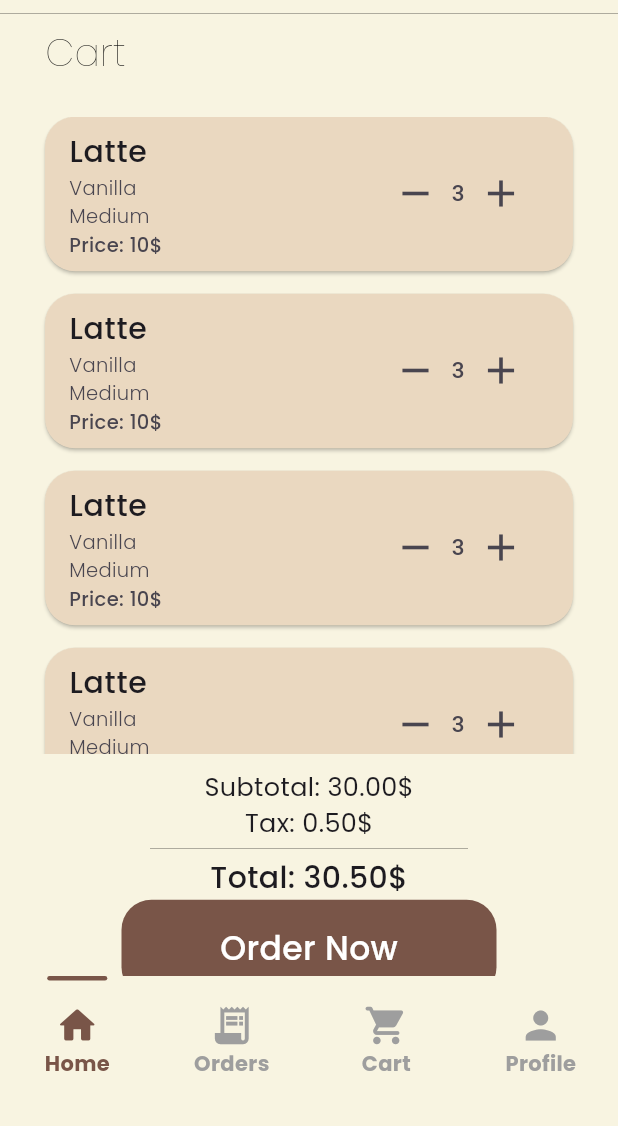
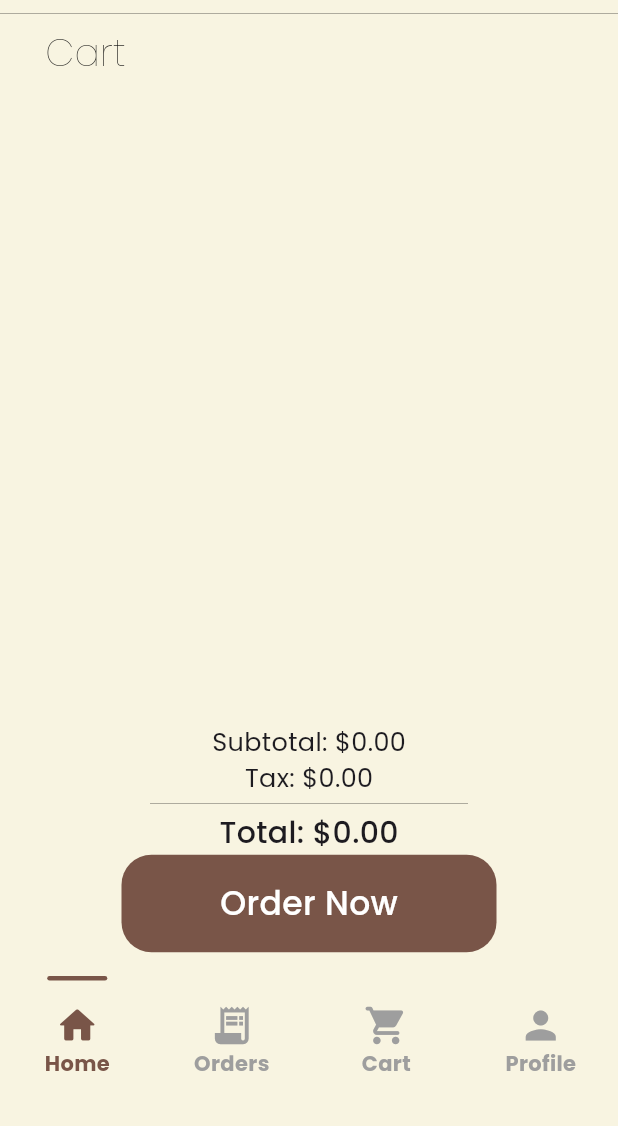
Before and after one commit to OguzhanCinar-01/cup_connect, a Flutter app: the CartView screen opened directly, on a phone screen of 412 x 824 dp, the part 110-1236 px from its top. Run offline on Flutter 3.47's test engine with Material 3 defaults, Android fonts, the phone set to English and light mode, and no system bars; our stand-ins replace cloud_firestore, firebase_auth, firebase_core, google_fonts, timeline_tile; accounts and stored records are empty; network calls fail.

Commit message:
Calculate function added to CartView

```diff
--- a/lib/notifier/provider_manager.dart
+++ b/lib/notifier/provider_manager.dart
@@ -1,4 +1,3 @@
-import 'package:coffee_shop/views/cart/view/cart_view.dart';
 import 'package:coffee_shop/views/orders/viewmodel/order_view_model.dart';
 import 'package:coffee_shop/views/product/viewmodel/product_view_model.dart';
 import 'package:coffee_shop/views/product/viewmodel/size_button_model.dart';
--- a/lib/utils/app_colors.dart
+++ b/lib/utils/app_colors.dart
@@ -9,4 +9,5 @@ class AppColors {
 
   static const Color surface = Color(0xFFF8F4E1);
   static const Color onSurface = Colors.black;
+  static Color error = Colors.red.shade900;
 }
--- a/lib/utils/app_styles.dart
+++ b/lib/utils/app_styles.dart
@@ -22,4 +22,14 @@ class AppStyle {
     fontWeight: FontWeight.w300,
     color: Colors.black,
   );
+  static final TextStyle price = GoogleFonts.poppins(
+    fontSize: 18,
+    fontWeight: FontWeight.w600,
+    color: Colors.black,
+  );
+  static final TextStyle priceTextStyle = GoogleFonts.poppins(
+    fontSize: 17,
+    fontWeight: FontWeight.w300,
+    color: Colors.black,
+  );
 }
--- a/lib/views/cart/view/cart_view.dart
+++ b/lib/views/cart/view/cart_view.dart
@@ -5,8 +5,10 @@ import 'package:coffee_shop/views/cart/widget/cart_added_item.dart';
 import 'package:coffee_shop/views/cart/widget/order_now_button.dart';
 import 'package:coffee_shop/views/home/widget/bottom_nav_bar.dart';
 import 'package:coffee_shop/views/home/widget/home_view_app_bar.dart';
+import 'package:coffee_shop/views/orders/viewmodel/order_view_model.dart';
 import 'package:flutter/material.dart';
 import 'package:google_fonts/google_fonts.dart';
+import 'package:provider/provider.dart';
 
 class CartView extends StatefulWidget {
   const CartView({super.key});
@@ -18,6 +20,12 @@ class CartView extends StatefulWidget {
 class _CartViewState extends State<CartView> {
   @override
   Widget build(BuildContext context) {
+    final orderViewModel = Provider.of<OrderViewModel>(context);
+    final orders = orderViewModel.orders;
+    final subtotal = orderViewModel.calculateSubTotal();
+    final tax = orderViewModel.calculateTax();
+    final total = orderViewModel.calculateTotal();
+
     return Scaffold(
       backgroundColor: AppColors.surface,
       appBar: const HomeViewAppBar(),
@@ -40,18 +48,20 @@ class _CartViewState extends State<CartView> {
           ),
 
           /// Added items
-          const CartAddedItems(),
+          CartAddedItems(
+            orders: orders,
+          ),
           10.h,
 
           /// Subtotal
-          Text('Subtotal: 30.00\$',
+          Text('Subtotal: \$${subtotal.toStringAsFixed(2)}',
               style: GoogleFonts.poppins(
                 fontSize: 17,
                 fontWeight: FontWeight.w400,
               )),
 
           /// Tax
-          Text('Tax: 0.50\$',
+          Text('Tax: \$${tax.toStringAsFixed(2)}',
               style: GoogleFonts.poppins(
                 fontSize: 17,
                 fontWeight: FontWeight.w400,
@@ -68,7 +78,7 @@ class _CartViewState extends State<CartView> {
 
           /// Total
           Text(
-            'Total: 30.50\$',
+            'Total: \$${total.toStringAsFixed(2)}',
             style: GoogleFonts.poppins(
               fontSize: 20,
               fontWeight: FontWeight.w500,
--- a/lib/views/cart/widget/cart_added_item.dart
+++ b/lib/views/cart/widget/cart_added_item.dart
@@ -1,36 +1,46 @@
-
 import 'package:coffee_shop/utils/app_colors.dart';
+import 'package:coffee_shop/views/cart/widget/quantity_button.dart';
+import 'package:coffee_shop/views/orders/viewmodel/order_view_model.dart';
 import 'package:flutter/material.dart';
 import 'package:google_fonts/google_fonts.dart';
+import 'package:provider/provider.dart';
 
 class CartAddedItems extends StatelessWidget {
   const CartAddedItems({
     super.key,
+    required this.orders,
   });
+
+  final List<Order> orders;
 
   @override
   Widget build(BuildContext context) {
+    final orderViewModel = Provider.of<OrderViewModel>(context);
+
+    /// Added items Container
     return Container(
       width: double.infinity,
-      height: 450,
+      height: 420,
       padding: const EdgeInsets.only(top: 25),
       child: ListView.separated(
-        itemCount: 10,
+        itemCount: orders.length,
         separatorBuilder: (context, index) => const SizedBox(height: 15),
         itemBuilder: (context, index) {
+          final order = orders[index];
           return Dismissible(
             key: UniqueKey(),
             direction: DismissDirection.endToStart,
             background: Container(
               decoration: BoxDecoration(
                 borderRadius: BorderRadius.circular(20),
-                color: Colors.red,
+                color: AppColors.error,
               ),
               alignment: Alignment.centerRight,
-              padding: const EdgeInsets.symmetric(horizontal: 10),
-              child: const Icon(Icons.delete, color: Colors.white),
+              padding: const EdgeInsets.symmetric(horizontal: 20),
+              child: const Icon(Icons.delete, color: AppColors.onPrimary),
             ),
             onDismissed: (direction) {
+              orderViewModel.removeOrder(order);
             },
             child: Card(
               color: AppColors.secondary,
@@ -45,7 +55,7 @@ class CartAddedItems extends StatelessWidget {
                 children: [
                   ListTile(
                     title: Text(
-                      'Latte',
+                      order.productName,
                       style: GoogleFonts.poppins(
                         fontSize: 20,
                         fontWeight: FontWeight.w500,
@@ -56,7 +66,7 @@ class CartAddedItems extends StatelessWidget {
                       children: [
                         /// Flavor
                         Text(
-                          'Vanilla',
+                          order.syrup ?? 'No flavor',
                           style: GoogleFonts.poppins(
                             fontSize: 13,
                             fontWeight: FontWeight.w300,
@@ -65,16 +75,15 @@ class CartAddedItems extends StatelessWidget {
 
                         /// Size
                         Text(
-                          'Medium',
+                          order.size ?? 'No size',
                           style: GoogleFonts.poppins(
                             fontSize: 13,
                             fontWeight: FontWeight.w300,
                           ),
                         ),
-
                         /// Price
                         Text(
-                          'Price: 10\$',
+                          '\$${order.price.toStringAsFixed(2)}',
                           style: GoogleFonts.poppins(
                             fontSize: 13,
                             fontWeight: FontWeight.w500,
@@ -82,24 +91,9 @@ class CartAddedItems extends StatelessWidget {
                         ),
                       ],
                     ),
-                    trailing: Row(
-                      mainAxisSize: MainAxisSize.min,
-                      children: [
-                        IconButton(
-                          icon: const Icon(Icons.remove, size: 30),
-                          onPressed: () {
-                            /// Decrease item count
-                          },
-                        ),
-                        const Text('3', style: TextStyle(fontSize: 15)),
-                        IconButton(
-                          icon: const Icon(Icons.add, size: 30,),
-                          onPressed: () {
-                            /// Increase item count
-                          },
-                        ),
-                      ],
-                    ),
+
+                    /// Quantity Buttons
+                    trailing: _quantityButtons(orderViewModel, order),
                   ),
                 ],
               ),
@@ -109,4 +103,27 @@ class CartAddedItems extends StatelessWidget {
       ),
     );
   }
+
+  Widget _quantityButtons(OrderViewModel orderViewModel, Order order) {
+    return Row(
+                    mainAxisSize: MainAxisSize.min,
+                    children: [
+                      /// Minus Button
+                      QuantityButtons(
+                        icon: Icons.remove,
+                        onPressed: () =>
+                            orderViewModel.decreaseQuantity(order),
+                      ),
+
+                      Text(order.quantity.toString(),
+                          style: const TextStyle(fontSize: 15)),
+
+                      /// Plus Button
+                      QuantityButtons(
+                          icon: Icons.add,
+                          onPressed: () =>
+                              orderViewModel.increaseQuantity(order)),
+                    ],
+                  );
+  }
 }
--- a/lib/views/home/view/dessert_tab.dart
+++ b/lib/views/home/view/dessert_tab.dart
@@ -25,13 +25,11 @@ class DessertTab extends StatelessWidget {
               itemCount: dessertList.length,
               itemBuilder: (context, index) {
                 final dessert = dessertList[index];
-                print(dessert['description']);
                 return CoffeeGridItem(
                   imagePath: 'assets/images/dessert_${dessert['imgPath']}.png',
                   title: dessert['dessert_name'] ?? 'Unknown',
                   price: dessert['price'] as double,
                   description: dessert['descriptions'] ?? '',
-                  coffeSize: dessert['dessert_size'] ?? '',
                 );
               },
             );
--- a/lib/views/home/view/home_view.dart
+++ b/lib/views/home/view/home_view.dart
@@ -5,7 +5,6 @@ import 'package:coffee_shop/utils/app_styles.dart';
 import 'package:coffee_shop/views/home/widget/bottom_nav_bar.dart';
 import 'package:coffee_shop/views/home/widget/my_circular_progress_indicator.dart';
 import 'package:firebase_auth/firebase_auth.dart';
-import 'package:timeline_tile/timeline_tile.dart';
 
 import '../../../extensions/space_exs.dart';
 import '../../../services/auth/auth_service.dart';
@@ -13,7 +12,6 @@ import '../../../utils/app_colors.dart';
 import '../widget/home_view_app_bar.dart';
 import '../widget/my_tab.dart';
 import 'package:flutter/material.dart';
-import 'package:google_fonts/google_fonts.dart';
 import 'package:provider/provider.dart';
 
 import '../widget/coffee_grid_item.dart';
@@ -77,11 +75,11 @@ class _HomeViewState extends State<HomeView> {
           crossAxisAlignment: CrossAxisAlignment.start,
           children: [
             ///logout button
-            /*IconButton(onPressed: signOut, icon: const Icon(Icons.logout)),
+            IconButton(onPressed: signOut, icon: const Icon(Icons.logout)),
             const Divider(
               color: Colors.black,
               thickness: 0.2,
-            ),*/
+            ),
 
             /// Good morning text
             FutureBuilder(
--- a/lib/views/orders/viewmodel/order_view_model.dart
+++ b/lib/views/orders/viewmodel/order_view_model.dart
@@ -3,18 +3,18 @@ import 'package:flutter/material.dart';
 class Order {
   Order({
     required this.productName,
-    this.syrup,
+    this.syrup = 'None',
     this.size,
     required this.price,
-
     this.orderID,
     this.orderDate,
     this.orderTime,
     this.orderStatus,
+    this.quantity = 1,
   });
 
   final String productName;
-  final String? syrup;
+  String syrup;
   final String? size;
   final double price;
 
@@ -22,18 +22,62 @@ class Order {
   final DateTime? orderDate;
   final DateTime? orderTime;
   final String? orderStatus;
+  int quantity;
 }
 
 class OrderViewModel extends ChangeNotifier {
   List<Order> orders = [];
 
+  /// Add order to the list
   void addOrder(Order order) {
     orders.add(order);
     notifyListeners();
   }
 
+  /// Remove order from the list
   void removeOrder(Order order) {
     orders.remove(order);
     notifyListeners();
   }
+
+  /// Calculate subtotal
+  double calculateSubTotal() {
+    double subTotal = 0;
+    for (var order in orders) {
+      subTotal += order.price * order.quantity;
+    }
+    return subTotal;
+  }
+
+  /// Calculate tax
+  double calculateTax() {
+    return calculateSubTotal() * 0.08;
+  }
+
+  /// Calculate total
+  double calculateTotal() {
+    return calculateSubTotal() + calculateTax();
+  }
+
+  ///Increase quantity
+  void increaseQuantity(Order order) {
+    order.quantity++;
+
+    notifyListeners();
+  }
+
+  ///Decrease quantity
+  void decreaseQuantity(Order order) {
+    order.quantity--;
+    if (order.quantity == 0) {
+      removeOrder(order);
+    }
+    notifyListeners();
+  }
+
+  /// Set syrup for the order
+  void setSyrup(Order order, String syrup) {
+    order.syrup = syrup;
+    notifyListeners();
+  }
 }
--- a/lib/views/product/view/product_view.dart
+++ b/lib/views/product/view/product_view.dart
@@ -69,7 +69,7 @@ class _ProductViewState extends State<ProductView> {
     );
   }
 
-  Container _productImage(BuildContext context, Product product) {
+  Widget _productImage(BuildContext context, Product product) {
     return Container(
       margin: const EdgeInsets.symmetric(horizontal: 20),
       height: MediaQuery.of(context).size.height * 0.33,
@@ -161,6 +161,8 @@ class _ProductViewState extends State<ProductView> {
             price: product.price,
             size: product.coffeeSize[0],
           );
+
+          Provider.of<OrderViewModel>(context, listen: false).addOrder(order);
         },
         child: Container(
           margin: const EdgeInsets.only(bottom: 20),
--- a/lib/views/product/viewmodel/product_view_model.dart
+++ b/lib/views/product/viewmodel/product_view_model.dart
@@ -6,14 +6,16 @@ class Product {
     required this.description,
     required this.price,
     required this.imagePath,
-    required this.coffeeSize,
+    this.coffeeSize = 'Small',
+    this.syrup = 'None',
   });
 
   final String name;
   final String description;
   final double price;
   final String imagePath;
-  final String coffeeSize;
+  String coffeeSize;
+  String syrup;
 }
 
 class ProductViewModel with ChangeNotifier {
```
Also changed, not shown: lib/views/cart/widget/quantity_button.dart (added, +23 -0 lines), lib/views/home/widget/coffee_grid_item.dart (+61 -40 lines).
